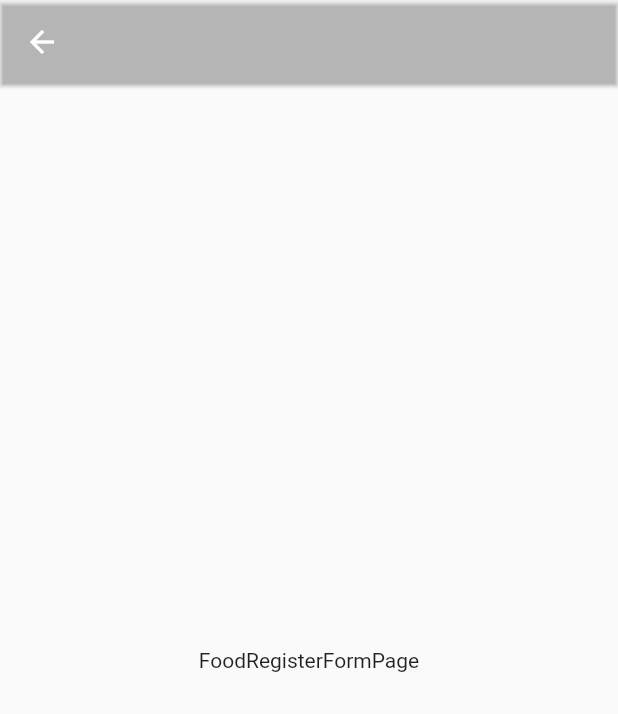
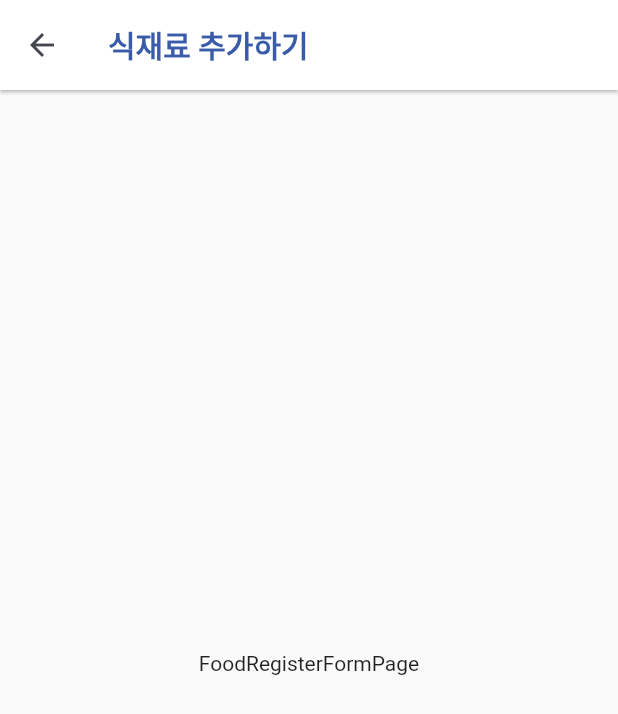
Before and after one commit to CAPSTONE369/GSC_369_CLIENT, a Flutter app: the FoodRegisterFormPage screen opened directly, on a phone screen of 412 x 824 dp. Shown: the top 714 px of the screen. Run offline on Flutter 3.47's test engine with Material 2 defaults, Android fonts, the phone set to English and light mode, and no system bars; our stand-ins replace flutter_dotenv, go_router, image_picker; missing offline and left inert: dart:ffi, kakao_flutter_sdk_user.

Commit message:
💄 style: Add Appbar in Food Register Form Page

```diff
--- a/lib/src/features/food_register/pages/food_register.dart
+++ b/lib/src/features/food_register/pages/food_register.dart
@@ -10,14 +10,31 @@ class FoodRegisterFormPage extends StatefulWidget {
 }
 
 class _FoodRegisterFormPageState extends State<FoodRegisterFormPage> {
+  bool shadowColor = false;
+  double? scrolledUnderElevation;
+
   @override
   Widget build(BuildContext context) {
     return Scaffold(
       appBar: AppBar(
-        backgroundColor: Colors.transparent,
+        title: const Text(
+          "식재료 추가하기",
+          style:
+              TextStyle(color: Color(0xff395BA9), fontWeight: FontWeight.bold),
+        ),
+        toolbarHeight: 60,
+        backgroundColor: Colors.white,
+        scrolledUnderElevation: scrolledUnderElevation,
+        shadowColor: shadowColor ? Theme.of(context).colorScheme.shadow : null,
         elevation: 1,
+        leading: IconButton(
+            onPressed: () {
+              Navigator.pop(context); //뒤로가기
+            },
+            color: Color(0xff44464F),
+            icon: Icon(Icons.arrow_back)),
       ),
-      body: Center(
+      body: const Center(
         child: Text("FoodRegisterFormPage"),
       ),
     );
```
